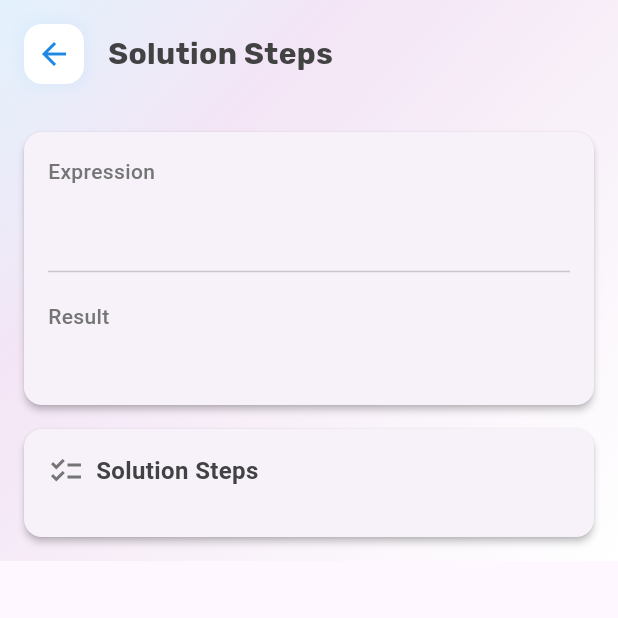
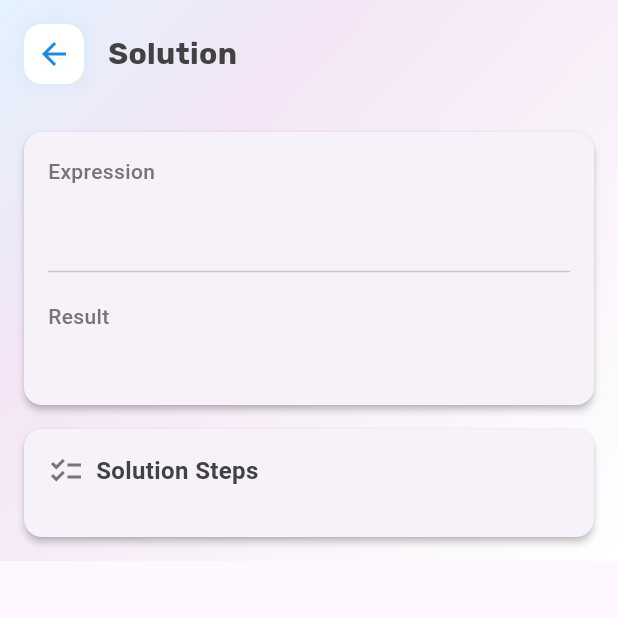
Before and after one commit to amandangol/MathScribble-AI, a Flutter app: the StepByStepSolutionScreen screen opened directly with empty values, on a phone screen of 412 x 824 dp, the top half of it. Run offline on Flutter 3.47's test engine with Material 3 defaults, Android fonts, the phone set to English and light mode, and no system bars; our stand-ins replace flutter_dotenv, google_fonts, google_generative_ai, shared_preferences; accounts and stored records are empty; statements that could not run were skipped.

Commit message:
:zap & :fire: fixes

```diff
--- a/lib/screens/math_practice_canvas/view/solution_screen/step_by_step_solution_screen.dart
+++ b/lib/screens/math_canvasscreen/view/solution_screen/step_by_step_solution_screen.dart
@@ -78,7 +78,7 @@ class StepByStepSolutionScreen extends StatelessWidget {
           ),
           const SizedBox(width: 16),
           Text(
-            'Solution Steps',
+            'Solution',
             style: GoogleFonts.rubik(
               fontSize: 20,
               fontWeight: FontWeight.bold,
```
Also changed, not shown: flutter_01.png (added), lib/screens/math_canvasscreen/model/math_history_model.dart (renamed from lib/screens/math_practice_canvas/model/math_history_model.dart), lib/screens/math_canvasscreen/model/math_solution_model.dart (renamed from lib/screens/math_practice_canvas/model/math_solution_model.dart), lib/screens/math_canvasscreen/services/history_persistence_service.dart (renamed from lib/screens/math_practice_canvas/services/history_persistence_service.dart), lib/screens/math_canvasscreen/services/math_recognition_service.dart (renamed from lib/screens/math_practice_canvas/services/math_recognition_service.dart), lib/screens/math_canvasscreen/view/mathhistory_screen/math_history_screen.dart (renamed from lib/screens/math_practice_canvas/view/mathhistory_screen/math_history_screen.dart), lib/screens/math_canvasscreen/view/mathpractice_screen/math_practice_screen.dart (renamed from lib/screens/math_practice_canvas/view/mathpractice_screen/math_practice_screen.dart), lib/screens/math_canvasscreen/widgets/drawing_canvas.dart (renamed from lib/screens/math_practice_canvas/widgets/drawing_canvas.dart), lib/screens/math_canvasscreen/widgets/painters/drawing_painter.dart (renamed from lib/screens/math_practice_canvas/widgets/painters/drawing_painter.dart), lib/screens/math_canvasscreen/widgets/painters/guidelines_painter.dart (renamed from lib/screens/math_practice_canvas/widgets/painters/guidelines_painter.dart), lib/screens/math_canvasscreen/widgets/recognition_button.dart (renamed from lib/screens/math_practice_canvas/widgets/recognition_button.dart), lib/screens/math_canvasscreen/widgets/result_area.dart (renamed from lib/screens/math_practice_canvas/widgets/result_area.dart), 2 other files.
